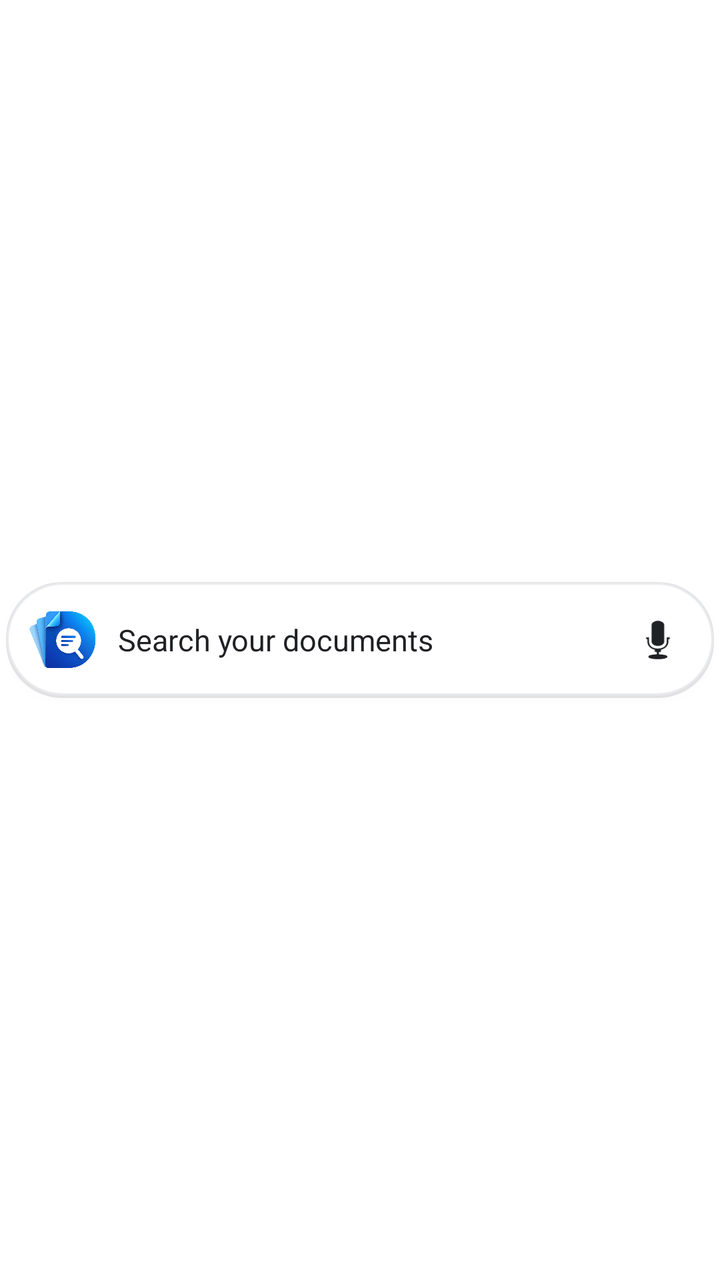
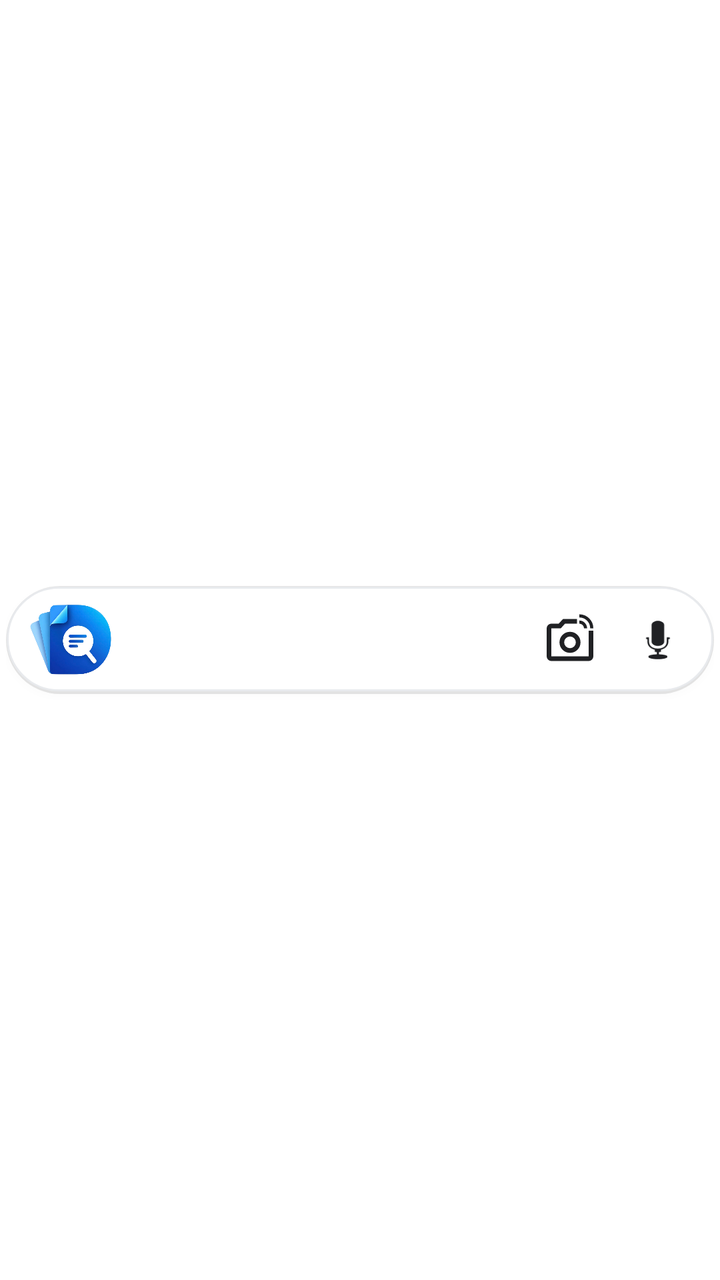

Screens rendered from an Android XML layout before and after an edit, with the pre-edit source and the edit as a unified diff.
<!-- AndroidManifest.xml: fallback theme Theme.MaterialComponents.DayNight.NoActionBar -->
<!-- res/layout/docvault_widget.xml -->
<?xml version="1.0" encoding="utf-8"?>
<FrameLayout xmlns:android="http://schemas.android.com/apk/res/android"
    android:layout_width="match_parent"
    android:layout_height="match_parent"
    android:paddingStart="3dp"
    android:paddingEnd="3dp">

    <LinearLayout
        android:id="@+id/widget_root"
        android:layout_width="match_parent"
        android:layout_height="58dp"
        android:layout_gravity="center_vertical"
        android:background="@drawable/widget_background"
        android:elevation="2dp"
        android:gravity="center_vertical"
        android:orientation="horizontal"
        android:paddingStart="10dp"
        android:paddingEnd="6dp">

        
        <LinearLayout
            android:id="@+id/search_container"
            android:layout_width="0dp"
            android:layout_height="match_parent"
            android:layout_weight="1"
            android:gravity="center_vertical"
            android:orientation="horizontal">

            <ImageView
                android:layout_width="36dp"
                android:layout_height="36dp"
                android:src="@drawable/logo4"
                android:scaleType="fitCenter"
                android:adjustViewBounds="true"
                android:background="@drawable/rounded_logo_bg"
                android:clipToOutline="true"/>

            <TextView
                android:layout_width="wrap_content"
                android:layout_height="wrap_content"
                android:layout_marginStart="10dp"
                android:ellipsize="end"
                android:maxLines="1"
                android:text="Search your documents"
                android:textColor="#202124"
                android:textSize="15sp" />
        </LinearLayout>

        
        <ImageView
            android:id="@+id/mic_icon"
            android:layout_width="44dp"
            android:layout_height="40dp"
            android:padding="6dp"
            android:src="@android:drawable/ic_btn_speak_now"
            android:tint="#202124"
            android:contentDescription="Search by voice"
            android:background="?android:attr/selectableItemBackgroundBorderless" />

    </LinearLayout>
</FrameLayout>
<!-- resources referenced by this layout -->
<resources>
  <!-- drawable logo4: png bitmap (drawable, 190944 bytes) -->
  <!-- drawable rounded_logo_bg (drawable) -->
  <?xml version="1.0" encoding="utf-8"?>
  <shape xmlns:android="http://schemas.android.com/apk/res/android"
      android:shape="rectangle">
      <corners android:radius="8dp" />
      <solid android:color="@android:color/transparent" />
  </shape>
  <!-- drawable widget_background (drawable) -->
  <?xml version="1.0" encoding="utf-8"?>
  <layer-list xmlns:android="http://schemas.android.com/apk/res/android">
  
      
      <item>
          <shape android:shape="rectangle">
              <solid android:color="#1A000000" />
              <corners android:radius="28dp" />
          </shape>
      </item>
  
      
      <item
          android:bottom="1.5dp"
          android:left="0.5dp"
          android:right="0.5dp"
          android:top="0.5dp">
          <shape android:shape="rectangle">
              <solid android:color="#FFFFFF" />
              <corners android:radius="28dp" />
              <stroke
                  android:width="1dp"
                  android:color="#E8EAED" />
          </shape>
      </item>
  
  </layer-list>
</resources>

<!-- the commit's change to res/layout/docvault_widget.xml (unified diff, before → after) -->
@@ -8,7 +8,7 @@
     <LinearLayout
         android:id="@+id/widget_root"
         android:layout_width="match_parent"
-        android:layout_height="58dp"
+        android:layout_height="54dp"
         android:layout_gravity="center_vertical"
         android:background="@drawable/widget_background"
         android:elevation="2dp"
@@ -27,24 +27,26 @@
             android:orientation="horizontal">
 
             <ImageView
-                android:layout_width="36dp"
-                android:layout_height="36dp"
+                android:layout_width="44dp"
+                android:layout_height="40dp"
                 android:src="@drawable/logo4"
                 android:scaleType="fitCenter"
                 android:adjustViewBounds="true"
                 android:background="@drawable/rounded_logo_bg"
                 android:clipToOutline="true"/>
 
-            <TextView
-                android:layout_width="wrap_content"
-                android:layout_height="wrap_content"
-                android:layout_marginStart="10dp"
-                android:ellipsize="end"
-                android:maxLines="1"
-                android:text="Search your documents"
-                android:textColor="#202124"
-                android:textSize="15sp" />
         </LinearLayout>
+
+        
+        <ImageView
+            android:id="@+id/camera_icon"
+            android:layout_width="44dp"
+            android:layout_height="40dp"
+            android:padding="6dp"
+            android:src="@drawable/linked_camera_24"
+            android:tint="#202124"
+            android:contentDescription="Scan document"
+            android:background="?android:attr/selectableItemBackgroundBorderless" />
 
         
         <ImageView
<!-- resource entries referenced after the edit -->
@@ -1,5 +1,16 @@
 <!-- resources referenced by this layout -->
 <resources>
+  <!-- drawable linked_camera_24 (drawable) -->
+  <vector xmlns:android="http://schemas.android.com/apk/res/android"
+      android:width="24dp"
+      android:height="24dp"
+      android:viewportWidth="960"
+      android:viewportHeight="960"
+      android:tint="?attr/colorControlNormal">
+    <path
+        android:fillColor="@android:color/white"
+        android:pathData="M480,520L480,520L480,520L480,520Q480,520 480,520Q480,520 480,520L480,520L480,520Q480,520 480,520Q480,520 480,520L480,520Q480,520 480,520Q480,520 480,520L480,520Q480,520 480,520Q480,520 480,520ZM826,280Q826,202 772,148Q718,94 640,94L640,40Q740,40 810,110Q880,180 880,280L826,280ZM720,280Q720,247 696.5,223.5Q673,200 640,200L640,146Q695,146 733.5,185Q772,224 774,280L720,280ZM160,840Q127,840 103.5,816.5Q80,793 80,760L80,280Q80,247 103.5,223.5Q127,200 160,200L286,200L360,120L600,120L600,200L395,200L322,280L160,280Q160,280 160,280Q160,280 160,280L160,760Q160,760 160,760Q160,760 160,760L800,760Q800,760 800,760Q800,760 800,760L800,320L880,320L880,760Q880,793 856.5,816.5Q833,840 800,840L160,840ZM480,700Q555,700 607.5,647.5Q660,595 660,520Q660,445 607.5,392.5Q555,340 480,340Q405,340 352.5,392.5Q300,445 300,520Q300,595 352.5,647.5Q405,700 480,700ZM480,620Q438,620 409,591Q380,562 380,520Q380,478 409,449Q438,420 480,420Q522,420 551,449Q580,478 580,520Q580,562 551,591Q522,620 480,620Z"/>
+  </vector>
   <!-- drawable logo4: png bitmap (drawable, 190944 bytes) -->
   <!-- drawable rounded_logo_bg (drawable) -->
   <?xml version="1.0" encoding="utf-8"?>
